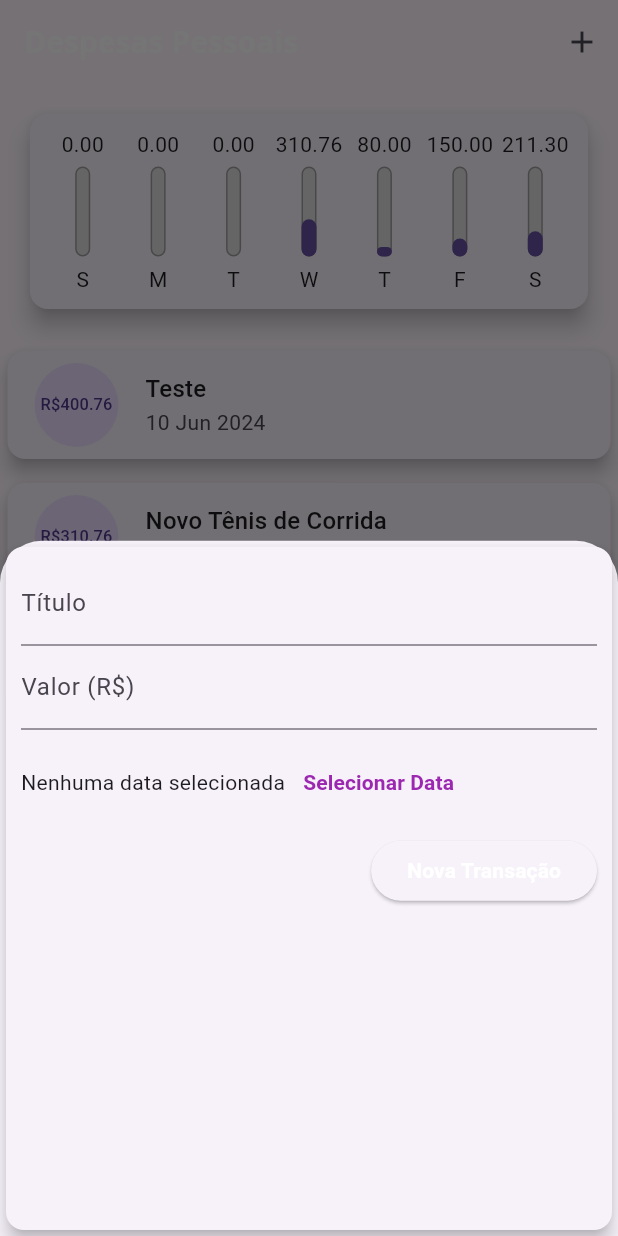
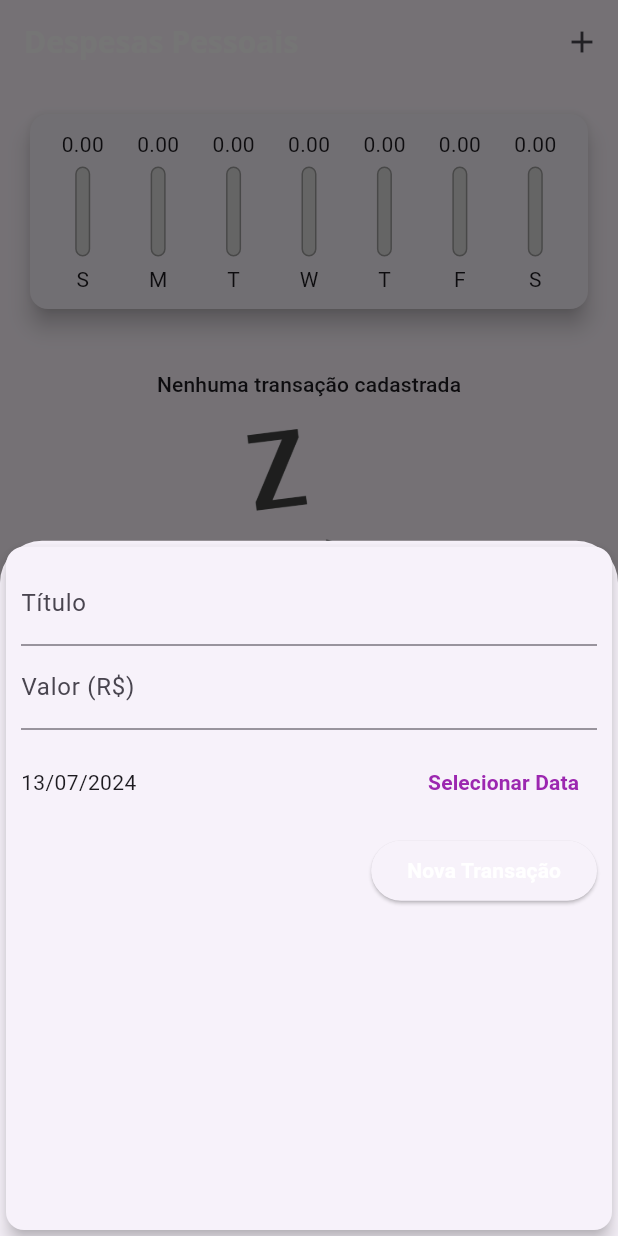
Before and after one commit to alexandreccarmo/despesas_pessoais_flutter, a Flutter app: the screen it shows after launch, after a tap on the "add" icon, on a phone screen of 412 x 824 dp. Run offline on Flutter 3.47's test engine with Material 3 defaults, Android fonts, the light colour scheme and no system bars; missing offline and left inert: dart:ffi.

Commit message:
adicionado datepicker

```diff
--- a/expenses_flutter/lib/components/chart.dart
+++ b/expenses_flutter/lib/components/chart.dart
@@ -60,7 +60,7 @@
               child: ChartBar(
                 label: tr['day'] as String ,
                 value: tr['value'] as double,
-                percentage: (tr['value'] as double) / _weekTotalValue,
+                percentage: _weekTotalValue == 0 ? 0 : (tr['value'] as double) / _weekTotalValue,
               ),
             );
           }).toList(),
--- a/expenses_flutter/lib/components/transction_form.dart
+++ b/expenses_flutter/lib/components/transction_form.dart
@@ -1,7 +1,9 @@
+import 'package:flutter/cupertino.dart';
 import 'package:flutter/material.dart';
+import 'package:intl/intl.dart';
 
 class TransactionForm extends StatefulWidget {
-  final void Function(String, double) onSubmit;
+  final void Function(String, double, DateTime) onSubmit;
 
   TransactionForm(this.onSubmit, {Key? key}) : super(key: key);
 
@@ -10,19 +12,38 @@
 }
 
 class _TransactionFormState extends State<TransactionForm> {
-  final titleController = TextEditingController();
-
-  final valueController = TextEditingController();
+  final _titleController = TextEditingController();
+  final _valueController = TextEditingController();
+  DateTime _selectedDate = DateTime.now();
 
   _submitForm() {
-    final title = titleController.text;
-    final value = double.tryParse(valueController.text) ?? 0;
+    final title = _titleController.text;
+    final value = double.tryParse(_valueController.text) ?? 0;
 
-    if (title.isEmpty || value <= 0) {
+    if (title.isEmpty || value <= 0 || _selectedDate == null) {
       return;
     }
 
-    widget.onSubmit(title, value);
+    widget.onSubmit(title, value, _selectedDate);
+  }
+
+  _showDatePicker() {
+    showDatePicker(
+        context: context,
+        initialDate: DateTime.now(),
+        firstDate: DateTime(2019),
+        lastDate: DateTime.now()
+    ).then((pickedDate){
+      if(pickedDate == null){
+        return;
+      }
+
+      setState(() {
+        _selectedDate = pickedDate;
+      });
+
+    });
+
   }
 
   @override
@@ -34,14 +55,14 @@
         child: Column(
           children: [
             TextField(
-              controller: titleController,
+              controller: _titleController,
               onSubmitted: (_) => _submitForm(),
               decoration: const InputDecoration(
                 labelText: 'Título',
               ),
             ),
             TextField(
-              controller: valueController,
+              controller: _valueController,
               keyboardType:
               const TextInputType.numberWithOptions(decimal: true),
               onSubmitted: (_) => _submitForm(),
@@ -53,7 +74,11 @@
               height: 70,
               child: Row(
                 children: [
-                  Text('Nenhuma data selecionada'),
+                  Expanded(
+                    child: Text(
+                        _selectedDate == null ? 'Nenhuma data selecionada' : DateFormat('dd/MM/y').format(_selectedDate),
+                    ),
+                  ),
                   TextButton(
                     child: const Text(
                       'Selecionar Data',
@@ -61,7 +86,7 @@
                         fontWeight: FontWeight.bold,
                       ),
                     ),
-                    onPressed: () {},
+                    onPressed: _showDatePicker,
                   ),
                 ],
               ),
--- a/expenses_flutter/lib/main.dart
+++ b/expenses_flutter/lib/main.dart
@@ -52,39 +52,7 @@
 }
 
 class _MyHomePageState extends State<MyHomePage> {
-  final List<Transaction> _transactions = [
-    Transaction(
-      id: 't0',
-      title: 'Teste',
-      value: 400.76,
-      date: DateTime.now().subtract(Duration(days: 33)),
-    ),
-    Transaction(
-      id: 't1',
-      title: 'Novo Tênis de Corrida',
-      value: 310.76,
-      date: DateTime.now().subtract(Duration(days: 3)),
-    ),
-    Transaction(
-      id: 't2',
-      title: 'Conta de Luz',
-      value: 211.30,
-      date: DateTime.now(),
-    ),
-    Transaction(
-      id: 't3',
-      title: 'Conta de Luz',
-      value: 80.00,
-      date: DateTime.now().subtract(Duration(days: 2)),
-    ),
-
-    Transaction(
-      id: 't4',
-      title: 'Conta de Luz',
-      value: 150.00,
-      date: DateTime.now().subtract(Duration(days: 1)),
-    ),
-  ];
+  final List<Transaction> _transactions = [];
 
   List<Transaction> get _recentTransanctions {
     return _transactions.where((tr){
@@ -94,12 +62,12 @@
     }).toList();
   }
 
-  _addTransaction(String title, double value) {
+  _addTransaction(String title, double value, DateTime date) {
     final newTransaction = Transaction(
       id: Random().nextDouble().toString(),
       title: title,
       value: value,
-      date: DateTime.now().subtract(Duration(days: 4)),
+      date: date,
     );
 
     setState(() {
```
